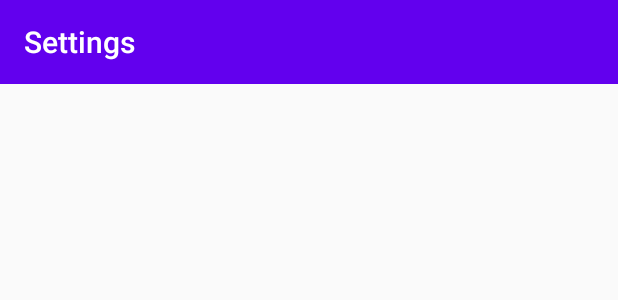
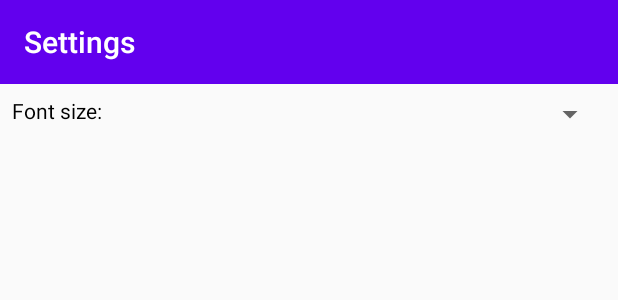
Before and after one commit to jaggerabney/TaskMaster, an Android app: the layout activity_settings.xml on its own in the app's theme, with its tools: preview values and no code run, on a phone screen of 412 x 824 dp. Shown: the top 300 px of the screen. Run offline under Robolectric (Android 15) with nearby library versions, the phone set to English and light mode, and no system bars.

Commit message:
added option to change font size

```diff
--- a/app/src/main/java/com/example/taskmaster/DeleteDataDialogFragment.java
+++ b/app/src/main/java/com/example/taskmaster/DeleteDataDialogFragment.java
@@ -32,7 +32,7 @@ public class DeleteDataDialogFragment extends DialogFragment {
                 .setNegativeButton(R.string.delete_data_no, new DialogInterface.OnClickListener() {
                     @Override
                     public void onClick(DialogInterface dialogInterface, int i) {
-
+                        // do nothing
                     }
                 });
         return builder.create();
--- a/app/src/main/java/com/example/taskmaster/MainAdapter.java
+++ b/app/src/main/java/com/example/taskmaster/MainAdapter.java
@@ -29,6 +29,7 @@ public class MainAdapter extends BaseExpandableListAdapter {
     HashMap<Integer, boolean[]> checkedStates;
     GroupViewHolder groupViewHolder;
     ItemViewHolder itemViewHolder;
+    FontSize fontSize;
 
     public MainAdapter(Context context, List<String> listGroup, HashMap<String, List<String>> listItem) {
         this.context = context;
--- a/app/src/main/res/layout/activity_settings.xml
+++ b/app/src/main/res/layout/activity_settings.xml
@@ -22,14 +22,37 @@
         app:titleTextColor="@color/white" />
 
     <LinearLayout
-        android:layout_width="409dp"
-        android:layout_height="673dp"
+        android:layout_width="0dp"
+        android:layout_height="0dp"
+        android:layout_margin="8dp"
         android:layout_marginStart="1dp"
         android:layout_marginEnd="1dp"
         android:orientation="vertical"
         app:layout_constraintBottom_toBottomOf="parent"
         app:layout_constraintEnd_toEndOf="parent"
         app:layout_constraintStart_toStartOf="parent"
-        app:layout_constraintTop_toBottomOf="@+id/settings_toolbar"/>
+        app:layout_constraintTop_toBottomOf="@+id/settings_toolbar">
+
+        <LinearLayout
+            android:layout_width="match_parent"
+            android:layout_height="wrap_content"
+            android:orientation="horizontal">
+
+            <TextView
+                android:id="@+id/settings_fontsize_textview"
+                android:layout_width="wrap_content"
+                android:layout_height="wrap_content"
+                android:layout_weight="0"
+                android:text="Font size:"
+                android:textColor="@android:color/black" />
+
+            <Spinner
+                android:id="@+id/settings_fontsize_spinner"
+                android:layout_width="match_parent"
+                android:layout_height="wrap_content"
+                android:layout_weight="10" />
+        </LinearLayout>
+
+    </LinearLayout>
 
 </androidx.constraintlayout.widget.ConstraintLayout>
--- a/app/src/main/res/values/strings.xml
+++ b/app/src/main/res/values/strings.xml
@@ -18,6 +18,7 @@
     <string name="error_file_delete">File couldn\'t be deleted!</string>
     <string name="error_load">Couldn\'t load!</string>
     <string name="error_save">Couldn\'t save!</string>
+    <string name="sharedprefs_fontsize_key">FONT_SIZE</string>
 
     <string-array name="group1">
         <item>item1</item>
```
Also changed, not shown: app/src/main/java/com/example/taskmaster/CoolAdapter.java (+15 -0 lines), app/src/main/java/com/example/taskmaster/FontSize.java (added, +51 -0 lines), app/src/main/java/com/example/taskmaster/MainActivity.java (+29 -0 lines), app/src/main/java/com/example/taskmaster/SettingsActivity.java (+43 -0 lines).
